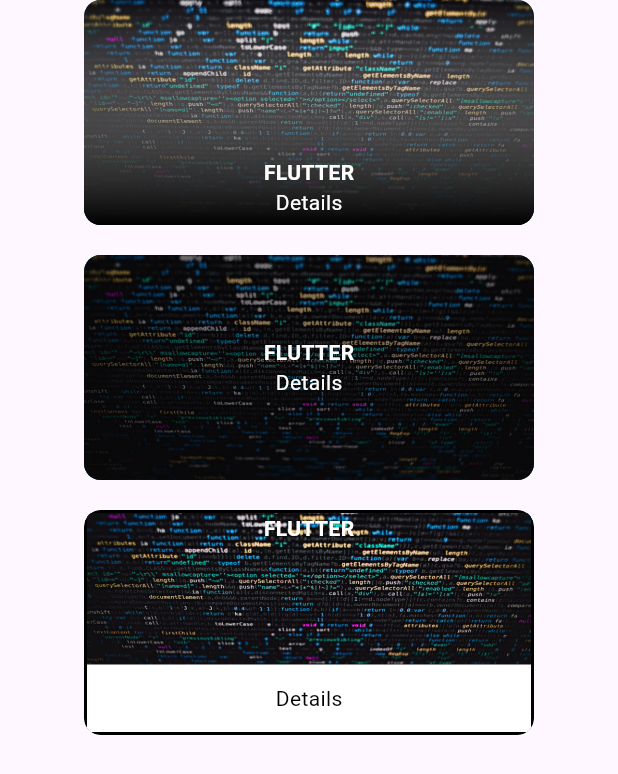
After one commit to Mks30d/FlutterTutorial, a Flutter app: the screen it shows after launch, on a phone screen of 412 x 824 dp. The commit adds this screen. Shown: the top 774 px of the screen. Run offline on Flutter 3.47's test engine with Material 3 defaults, Android fonts, the phone set to English and light mode, and no system bars; our stand-ins replace font_awesome_flutter; missing offline and left inert: dart:js.

Commit message:
Created Carousel Design

```diff
--- /dev/null
+++ b/lib/basics/CarouseSlider/carouselDesign.dart
@@ -0,0 +1,209 @@
+import 'package:flutter/material.dart';
+
+class CarouselDesign extends StatefulWidget {
+  const CarouselDesign({super.key});
+
+  @override
+  State<CarouselDesign> createState() => _CarouselDesignState();
+}
+
+class _CarouselDesignState extends State<CarouselDesign> {
+  @override
+  Widget build(BuildContext context) {
+    return Scaffold(
+      body: Center(
+        child: Column(
+          children: [
+            ClipRRect(
+              borderRadius: BorderRadius.circular(11),
+              child: Container(
+                height: 150,
+                width: 300,
+                decoration: BoxDecoration(
+                  color: Colors.amberAccent,
+                  // borderRadius: BorderRadius.circular(111),
+                ),
+                child: Stack(children: [
+                  Container(
+                    color: Colors.blue,
+                    width: double.infinity,
+                    height: double.infinity,
+                    child: Image.asset(
+                      "assets/images/coding.jpg",
+                      fit: BoxFit.cover,
+                    ),
+                  ),
+                  Container(
+                    decoration: BoxDecoration(
+                      // color: Colors.grey[500],
+                      gradient: LinearGradient(
+                          colors: [
+                            // Color(0xff24e02d),
+                            // Colors.black,
+                            Color(0xff000000),
+                            Color(0xffffff),
+                          ],
+                          stops: [
+                            0.0,
+                            0.99
+                          ],
+                          begin: Alignment.bottomCenter,
+                          end: Alignment.topCenter),
+                      // borderRadius: BorderRadius.circular(11)
+                    ),
+                  ),
+                  Padding(
+                    padding:
+                        const EdgeInsets.only(left: 5, right: 5, bottom: 5),
+                    child: Container(
+                      alignment: Alignment.center,
+                      child: Column(
+                        crossAxisAlignment: CrossAxisAlignment.center,
+                        mainAxisAlignment: MainAxisAlignment.end,
+                        children: [
+                          Text(
+                            "FLUTTER",
+                            style: TextStyle(
+                                color: Colors.white,
+                                fontSize: 14,
+                                fontWeight: FontWeight.bold),
+                          ),
+                          Text(
+                            "Details",
+                            style: TextStyle(color: Colors.white),
+                          ),
+                        ],
+                      ),
+                    ),
+                  )
+                ]),
+              ),
+            ),
+            SizedBox(
+              height: 20,
+            ),
+            ClipRRect(
+              borderRadius: BorderRadius.circular(11),
+              child: Container(
+                height: 150,
+                width: 300,
+                decoration: BoxDecoration(
+                  color: Colors.amberAccent,
+                  // borderRadius: BorderRadius.circular(111),
+                ),
+                child: Stack(children: [
+                  Container(
+                    color: Colors.blue,
+                    width: double.infinity,
+                    height: double.infinity,
+                    child: Image.asset(
+                      "assets/images/coding.jpg",
+                      fit: BoxFit.cover,
+                    ),
+                  ),
+                  Container(
+                    decoration: BoxDecoration(
+                      color: Color(0x73000000),
+                      // borderRadius: BorderRadius.circular(11)
+                    ),
+                  ),
+                  Container(
+                    alignment: Alignment.center,
+                    child: Column(
+                      crossAxisAlignment: CrossAxisAlignment.center,
+                      mainAxisAlignment: MainAxisAlignment.center,
+                      children: [
+                        Text(
+                          "FLUTTER",
+                          style: TextStyle(
+                              color: Colors.white,
+                              fontSize: 14,
+                              fontWeight: FontWeight.bold),
+                        ),
+                        Text(
+                          "Details",
+                          style: TextStyle(color: Colors.white),
+                        ),
+                      ],
+                    ),
+                  )
+                ]),
+              ),
+            ),
+            SizedBox(
+              height: 20,
+            ),
+
+            ClipRRect(
+              borderRadius: BorderRadius.circular(11),
+              child: Container(
+                height: 150,
+                width: 300,
+                decoration: BoxDecoration(
+                    color: Colors.amberAccent,
+                    borderRadius: BorderRadius.circular(11),
+                    border: Border.all(color: Colors.black, width: 2)),
+
+                child: Column(
+                  children: [
+
+                    Stack(children: [
+                      Container(
+                        color: Colors.blue,
+                        width: double.infinity,
+                        height: 101,
+                        child: Image.asset(
+                          "assets/images/coding.jpg",
+                          fit: BoxFit.cover,
+                        ),
+                      ),
+                      Container(
+                        decoration: BoxDecoration(
+                          color: Color(0x73000000),
+                          // borderRadius: BorderRadius.circular(11)
+                        ),
+                      ),
+                      Container(
+                        alignment: Alignment.center,
+                        child: Column(
+                          crossAxisAlignment: CrossAxisAlignment.center,
+                          mainAxisAlignment: MainAxisAlignment.center,
+                          children: [
+                            Text(
+                              "FLUTTER",
+                              style: TextStyle(
+                                  color: Colors.white,
+                                  fontSize: 14,
+                                  fontWeight: FontWeight.bold),
+                            ),
+                          ],
+                        ),
+                      ),
+                    ]
+                    ),
+
+                    Column(
+                      mainAxisAlignment: MainAxisAlignment.end,
+                      children: [
+                        Container(
+                          alignment: Alignment.center,
+                          color: Colors.white,
+                          height: 45,
+                          width: double.infinity,
+                          child: Text(
+                            "Details",
+                            style: TextStyle(color: Colors.black),
+                          ),
+                        ),
+                      ],
+                    )
+                  ],
+                ),
+              ),
+            ),
+          ],
+        ),
+      ),
+    );
+  }
+}
--- a/lib/basics/lineargradientcolor.dart
+++ b/lib/basics/lineargradientcolor.dart
@@ -13,8 +13,12 @@ class LinearGradientColor extends StatelessWidget {
               Color(0xff6f89f1),
               Color(0xff764ba2)
             ],
-            begin: FractionalOffset(0, 1),
-            end:  FractionalOffset(1,0),
+            stops: [0.0, 0.6],
+            // begin: FractionalOffset(0, 1),
+            // end:  FractionalOffset(1,0),
+              begin: Alignment.topCenter,
+              end: Alignment.bottomCenter
+
           ),
 
           // gradient:RadialGradient(
--- a/lib/main.dart
+++ b/lib/main.dart
@@ -1,6 +1,7 @@
 import 'package:flutter/material.dart';
 import 'package:flutter_basics/admin/adminDashboard.dart';
 import 'package:flutter_basics/admin/dashboard_1.dart';
+import 'package:flutter_basics/basics/CarouseSlider/carouselDesign.dart';
 import 'package:flutter_basics/basics/CarouseSlider/carouselSlider.dart';
 import 'package:flutter_basics/basics/Design/splitting_appinto_widgets.dart';
 import 'package:flutter_basics/basics/Indicator/circularIndicator.dart';
@@ -91,7 +92,7 @@ class HomePage extends StatelessWidget {
 //===================================================
 
         // body: CustomAppBar_Widget()
-        body: Center(child: AdminDashboard()) ,
+        body: Center(child: CarouselDesign()) ,
         // Custom_Button(btnName: "Play", bgColor: Colors.amber, icon: Icon(Icons.play_arrow), )
 
       //     OutlinedButton(
--- a/pubspec.yaml
+++ b/pubspec.yaml
@@ -64,6 +64,7 @@ flutter:
   assets:
     - assets/images/
     - assets/images/logo.png
+    - assets/images/bg1.jpg
   #   - images/a_dot_burr.jpeg
   #   - images/a_dot_ham.jpeg
 
```
Also changed, not shown: assets/images/bg1.jpg (added), assets/images/coding.jpg (added).
